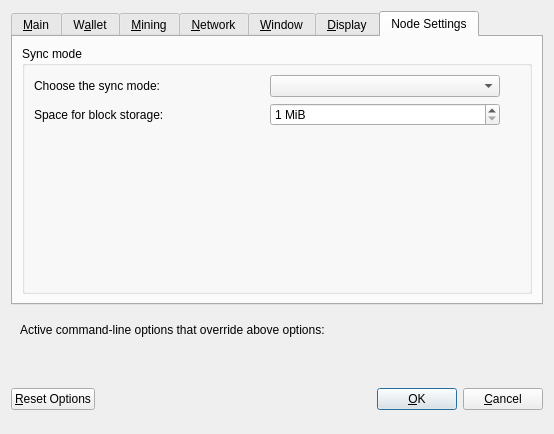
Before: the Qt Designer form src/qt/forms/optionsdialog.ui in Animecointeam/Animecoin, drawn with Qt 5.
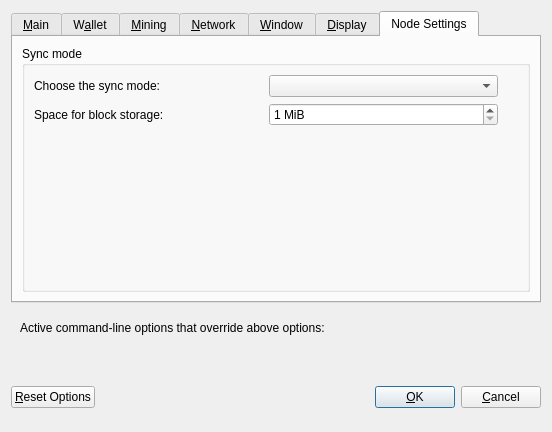
After: the same form once the commit is applied. The open tabs and pages were chosen to show the change. Custom widgets are drawn as their Qt base class.

Commit message: Provide some additional info in the options' dialog.

The edit to the form file:
```diff
--- a/src/qt/forms/optionsdialog.ui
+++ b/src/qt/forms/optionsdialog.ui
@@ -6,8 +6,8 @@
    <rect>
     <x>0</x>
     <y>0</y>
-    <width>554</width>
-    <height>434</height>
+    <width>552</width>
+    <height>432</height>
    </rect>
   </property>
   <property name="windowTitle">
@@ -686,7 +686,7 @@
           <string>Sync mode</string>
          </property>
          <layout class="QGridLayout" name="gridLayout">
-          <item row="3" column="4">
+          <item row="4" column="4">
            <spacer name="verticalSpacer">
             <property name="orientation">
              <enum>Qt::Vertical</enum>
```
Left out of the diff: 25 changed lines with no effect on the pictures. The commit also changes 4 other files.
